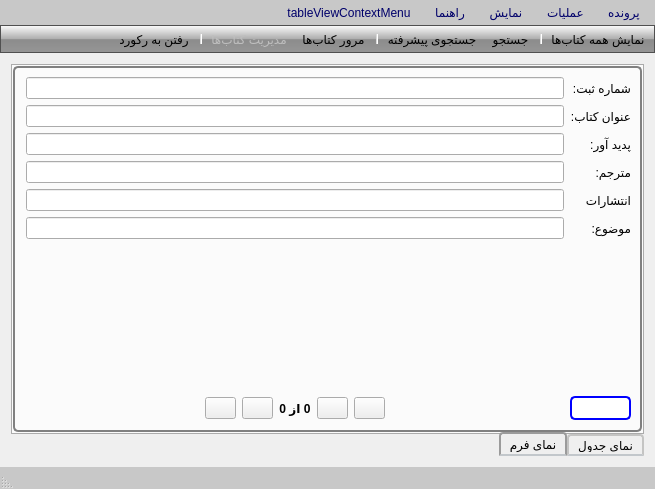
Qt form mainwindow.ui (reza-rezvani2052/KetabYab) before a commit.
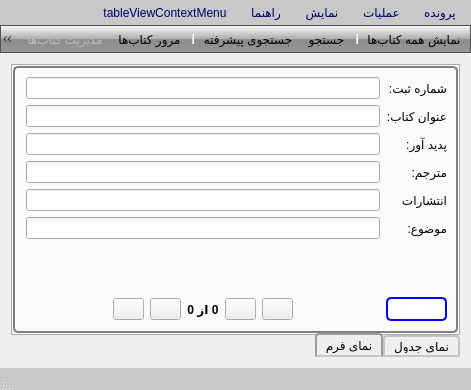
The same form after that commit. The open tabs and pages were chosen to show the change. Icons and pictures are not drawn.

The edit to the form file:
```diff
--- a/mainwindow.ui
+++ b/mainwindow.ui
@@ -6,8 +6,8 @@
    <rect>
     <x>0</x>
     <y>0</y>
-    <width>655</width>
-    <height>489</height>
+    <width>471</width>
+    <height>384</height>
    </rect>
   </property>
   <property name="windowTitle">
@@ -954,7 +954,7 @@
     <rect>
      <x>0</x>
      <y>0</y>
-     <width>655</width>
+     <width>471</width>
      <height>26</height>
     </rect>
    </property>
```
Left out of the diff: 28 changed lines with no effect on the pictures.
